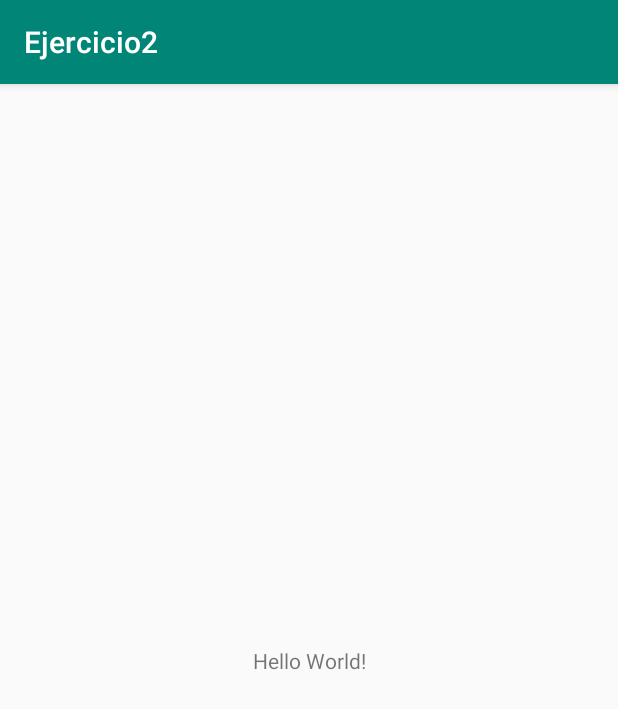
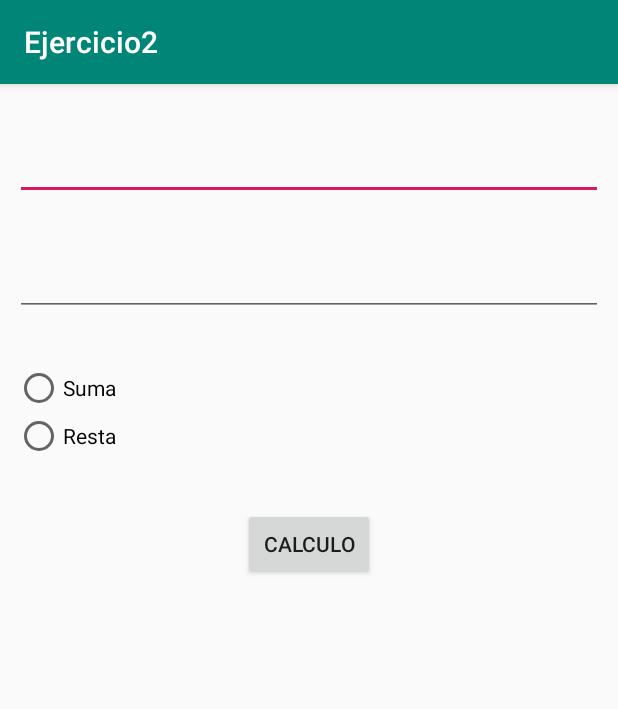
Before and after one commit to axercos/Android-ejercicios, an Android app: the MainActivity screen opened directly, with no data from a screen before it, on a phone screen of 412 x 824 dp. Shown: the top 709 px of the screen. Run offline under Robolectric (Android 15) with nearby library versions, the phone set to English and light mode, and no system bars; our stand-ins replace ButterKnife.

Commit message:
Comit Ejercicio 2
Segundo ccomit

```diff
--- a/01_modulo/Ejercicio2/app/build.gradle
+++ b/01_modulo/Ejercicio2/app/build.gradle
@@ -25,6 +25,6 @@ dependencies {
     testImplementation 'junit:junit:4.12'
     androidTestImplementation 'com.android.support.test:runner:1.0.2'
     androidTestImplementation 'com.android.support.test.espresso:espresso-core:3.0.2'
-    implementation 'com.jakewharton:butterknife:10.1.0'
-    annotationProcessor 'com.jakewharton:butterknife-compiler:10.1.0'
+    implementation 'com.jakewharton:butterknife:8.8.1'
+    annotationProcessor 'com.jakewharton:butterknife-compiler:8.8.1'
 }
--- a/01_modulo/Ejercicio2/app/src/main/java/com/example/ejercicio2/MainActivity.java
+++ b/01_modulo/Ejercicio2/app/src/main/java/com/example/ejercicio2/MainActivity.java
@@ -2,12 +2,35 @@ package com.example.ejercicio2;
 
 import android.support.v7.app.AppCompatActivity;
 import android.os.Bundle;
+import android.widget.EditText;
+import android.widget.RadioButton;
+import android.widget.Toast;
+
+import butterknife.BindView;
+import butterknife.ButterKnife;
+import butterknife.OnClick;
 
 public class MainActivity extends AppCompatActivity {
+
+    @BindView(R.id.txtnum1)
+    EditText txtnum1;
+    @BindView(R.id.txtnum2)
+    EditText txtnum2;
+
+    @BindView(R.id.rbresta)
+    RadioButton rbresta;
+    @BindView(R.id.rbsuma)
+    RadioButton rbsuma;
 
     @Override
     protected void onCreate(Bundle savedInstanceState) {
         super.onCreate(savedInstanceState);
         setContentView(R.layout.activity_main);
+        ButterKnife.bind(this);
+    }
+
+    @OnClick(R.id.btncalculo)
+    public void hacerCalculo(){
+        Toast.makeText(this,"Presiones", Toast.LENGTH_LONG).show();
     }
 }
--- a/01_modulo/Ejercicio2/app/src/main/res/layout/activity_main.xml
+++ b/01_modulo/Ejercicio2/app/src/main/res/layout/activity_main.xml
@@ -6,13 +6,69 @@
     android:layout_height="match_parent"
     tools:context=".MainActivity">
 
-    <TextView
+    <EditText
+        android:id="@+id/txtnum1"
+        android:layout_width="0dp"
+        android:layout_height="wrap_content"
+        android:layout_marginStart="10dp"
+        android:layout_marginTop="32dp"
+        android:layout_marginEnd="10dp"
+        android:ems="10"
+        android:inputType="number"
+        app:layout_constraintEnd_toEndOf="parent"
+        app:layout_constraintStart_toStartOf="parent"
+        app:layout_constraintTop_toTopOf="parent" />
+
+    <EditText
+        android:id="@+id/txtnum2"
+        android:layout_width="0dp"
+        android:layout_height="wrap_content"
+        android:layout_marginStart="10dp"
+        android:layout_marginTop="32dp"
+        android:layout_marginEnd="10dp"
+        android:ems="10"
+        android:inputType="number"
+        app:layout_constraintEnd_toEndOf="parent"
+        app:layout_constraintStart_toStartOf="parent"
+        app:layout_constraintTop_toBottomOf="@+id/txtnum1" />
+
+    <RadioGroup
+        android:id="@+id/radioGroup"
+        android:layout_width="0dp"
+        android:layout_height="wrap_content"
+        android:layout_marginStart="10dp"
+        android:layout_marginTop="32dp"
+        android:layout_marginEnd="10dp"
+        app:layout_constraintEnd_toEndOf="parent"
+        app:layout_constraintStart_toStartOf="parent"
+        app:layout_constraintTop_toBottomOf="@+id/txtnum2">
+
+        <RadioButton
+            android:id="@+id/rbsuma"
+            android:layout_width="wrap_content"
+            android:layout_height="wrap_content"
+            android:layout_weight="1"
+            android:text="@string/strsuma"
+            tools:text="@string/strsuma" />
+
+        <RadioButton
+            android:id="@+id/rbresta"
+            android:layout_width="wrap_content"
+            android:layout_height="wrap_content"
+            android:layout_weight="1"
+            android:text="@string/rstresta"
+            tools:text="@string/rstresta" />
+    </RadioGroup>
+
+    <Button
+        android:id="@+id/btncalculo"
         android:layout_width="wrap_content"
         android:layout_height="wrap_content"
-        android:text="Hello World!"
-        app:layout_constraintBottom_toBottomOf="parent"
-        app:layout_constraintLeft_toLeftOf="parent"
-        app:layout_constraintRight_toRightOf="parent"
-        app:layout_constraintTop_toTopOf="parent" />
-
+        android:layout_marginStart="10dp"
+        android:layout_marginTop="32dp"
+        android:layout_marginEnd="10dp"
+        android:text="@string/btncalculo"
+        app:layout_constraintEnd_toEndOf="parent"
+        app:layout_constraintStart_toStartOf="parent"
+        app:layout_constraintTop_toBottomOf="@+id/radioGroup" />
 </android.support.constraint.ConstraintLayout>
--- a/01_modulo/Ejercicio2/app/src/main/res/values/strings.xml
+++ b/01_modulo/Ejercicio2/app/src/main/res/values/strings.xml
@@ -1,3 +1,6 @@
 <resources>
     <string name="app_name">Ejercicio2</string>
+    <string name="strsuma">Suma</string>
+    <string name="rstresta">Resta</string>
+    <string name="btncalculo">Calculo</string>
 </resources>
```
